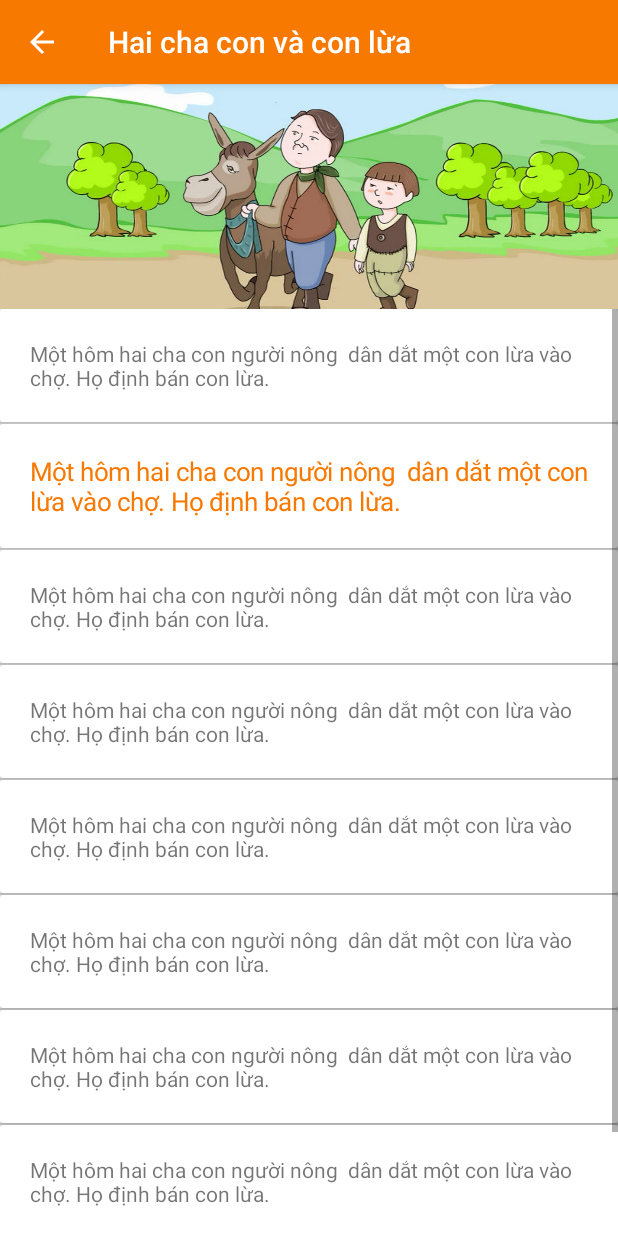
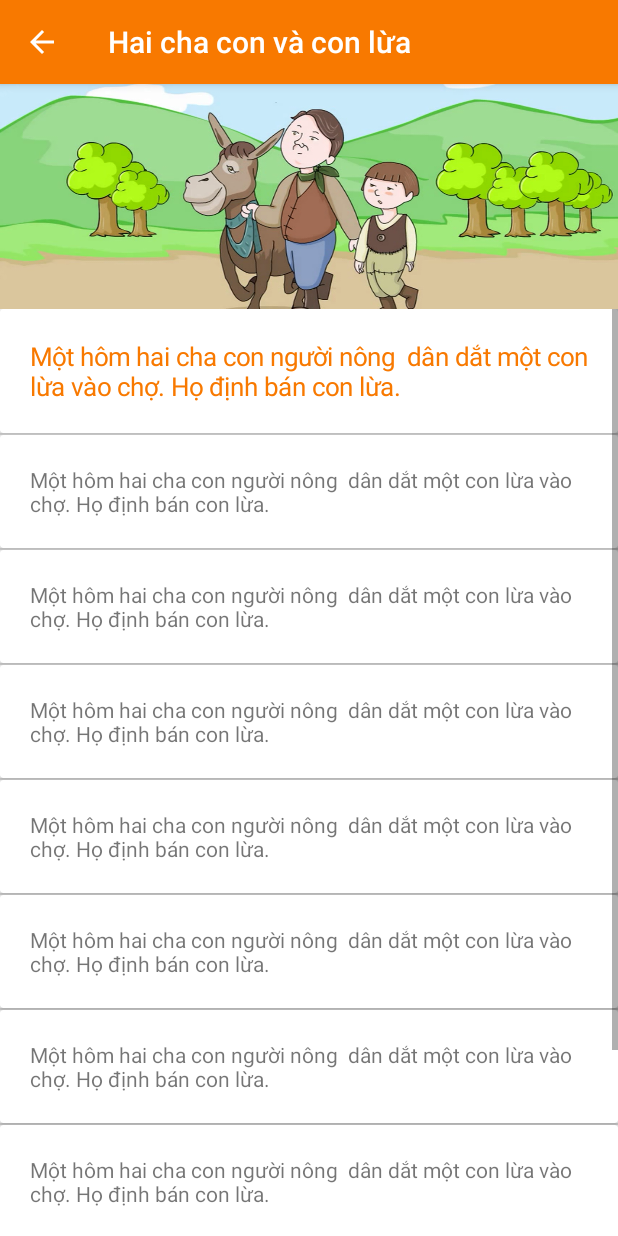
Before and after one commit to khangit96/be-tap-ke-chuyen, an Android app: the screen it shows after launch (TruyenCuaBeActivity), after a tap on "Hai cha con và con lừa", on a phone screen of 412 x 824 dp. Run offline under Robolectric (Android 15) with nearby library versions, the light colour scheme and no system bars; 2 other taps on this screen came first.

Commit message:
update function

```diff
--- a/app/src/main/java/com/example/khang/betapkechuyen/activity/TruyenCuaBeActivity.java
+++ b/app/src/main/java/com/example/khang/betapkechuyen/activity/TruyenCuaBeActivity.java
@@ -1,8 +1,11 @@
 package com.example.khang.betapkechuyen.activity;
 
+import android.media.MediaPlayer;
+import android.os.Handler;
 import android.support.v7.app.AppCompatActivity;
 import android.os.Bundle;
 import android.support.v7.widget.Toolbar;
+import android.widget.ImageView;
 import android.widget.ListView;
 
 import com.example.khang.betapkechuyen.R;
@@ -18,6 +21,13 @@ public class TruyenCuaBeActivity extends AppCompatActivity {
     Story story;
     ListView lvSentence;
     SentenceAdapter sentenceAdapter;
+    MediaPlayer mediaPlayer;
+    Handler handler;
+    Runnable runnable;
+    int COUNT_SENTENCE = 0;
+    public static int SELECTED_POS = -1;
+    ImageView imgSentence;
+
     @Override
     protected void onCreate(Bundle savedInstanceState) {
         super.onCreate(savedInstanceState);
@@ -31,24 +41,65 @@ public class TruyenCuaBeActivity extends AppCompatActivity {
         toolbar = (Toolbar) findViewById(R.id.toolbar);
         setSupportActionBar(toolbar);
         getSupportActionBar().setDisplayHomeAsUpEnabled(true);
-        story= (Story) getIntent().getSerializableExtra("STORY");
+        story = (Story) getIntent().getSerializableExtra("STORY");
         setTitle(story.storyTitle);
     }
 
-    public void initControls(){
-        List<Sentence> sentenceList=new ArrayList<>();
-        sentenceList.add(new Sentence("Một hôm hai cha con người nông  dân dắt một con lừa vào chợ. Họ định bán con lừa.","l","ff"));
-        sentenceList.add(new Sentence("Một hôm hai cha con người nông  dân dắt một con lừa vào chợ. Họ định bán con lừa.","l","ff"));
-        sentenceList.add(new Sentence("Một hôm hai cha con người nông  dân dắt một con lừa vào chợ. Họ định bán con lừa.","l","ff"));
-        sentenceList.add(new Sentence("Một hôm hai cha con người nông  dân dắt một con lừa vào chợ. Họ định bán con lừa.","l","ff"));
-        sentenceList.add(new Sentence("Một hôm hai cha con người nông  dân dắt một con lừa vào chợ. Họ định bán con lừa.","l","ff"));
-        sentenceList.add(new Sentence("Một hôm hai cha con người nông  dân dắt một con lừa vào chợ. Họ định bán con lừa.","l","ff"));
-        sentenceList.add(new Sentence("Một hôm hai cha con người nông  dân dắt một con lừa vào chợ. Họ định bán con lừa.","l","ff"));
-        sentenceList.add(new Sentence("Một hôm hai cha con người nông  dân dắt một con lừa vào chợ. Họ định bán con lừa.","l","ff"));
-        sentenceList.add(new Sentence("Một hôm hai cha con người nông  dân dắt một con lừa vào chợ. Họ định bán con lừa.","l","ff"));
+    public void initControls() {
+        final List<Sentence> sentenceList = new ArrayList<>();
+        sentenceList.add(new Sentence("Một hôm hai cha con người nông  dân dắt một con lừa vào chợ. Họ định bán con lừa.", R.drawable.haichaconvaconlua_1, R.raw.haichaconlua_1));
+        sentenceList.add(new Sentence("Một hôm hai cha con người nông  dân dắt một con lừa vào chợ. Họ định bán con lừa.", R.drawable.haichaconvaconlua_2, R.raw.haichaconlua_2));
+        sentenceList.add(new Sentence("Một hôm hai cha con người nông  dân dắt một con lừa vào chợ. Họ định bán con lừa.", R.drawable.haichaconvaconlua_3, R.raw.haichaconlua_3));
+        sentenceList.add(new Sentence("Một hôm hai cha con người nông  dân dắt một con lừa vào chợ. Họ định bán con lừa.", R.drawable.haichaconvaconlua_4, R.raw.haichaconlua_4));
+        sentenceList.add(new Sentence("Một hôm hai cha con người nông  dân dắt một con lừa vào chợ. Họ định bán con lừa.", R.drawable.haichaconvaconlua_5, R.raw.haichaconlua_5));
+        sentenceList.add(new Sentence("Một hôm hai cha con người nông  dân dắt một con lừa vào chợ. Họ định bán con lừa.", R.drawable.haichaconvaconlua_6, R.raw.haichaconlua_6));
+        sentenceList.add(new Sentence("Một hôm hai cha con người nông  dân dắt một con lừa vào chợ. Họ định bán con lừa.", R.drawable.haichaconvaconlua_7, R.raw.haichaconlua_7));
+        sentenceList.add(new Sentence("Một hôm hai cha con người nông  dân dắt một con lừa vào chợ. Họ định bán con lừa.", R.drawable.haichaconvaconlua_7, R.raw.haichaconlua_8));
+        sentenceList.add(new Sentence("Một hôm hai cha con người nông  dân dắt một con lừa vào chợ. Họ định bán con lừa.", R.drawable.haichaconvaconlua_7, R.raw.haichaconlua_9));
+        sentenceList.add(new Sentence("Một hôm hai cha con người nông  dân dắt một con lừa vào chợ. Họ định bán con lừa.", R.drawable.haichaconvaconlua_7, R.raw.haichaconlua_10));
 
-        lvSentence= (ListView) findViewById(R.id.lvSentence);
-        sentenceAdapter=new SentenceAdapter(TruyenCuaBeActivity.this,R.layout.list_sentence,sentenceList);
+        imgSentence= (ImageView) findViewById(R.id.imgSentence);
+        imgSentence.setImageResource(sentenceList.get(0).imgResource);
+        lvSentence = (ListView) findViewById(R.id.lvSentence);
+        sentenceAdapter = new SentenceAdapter(TruyenCuaBeActivity.this, R.layout.list_sentence, sentenceList);
         lvSentence.setAdapter(sentenceAdapter);
+        mediaPlayer = MediaPlayer.create(TruyenCuaBeActivity.this, sentenceList.get(0).soundResource);
+
+        handler = new Handler();
+        runnable = new Runnable() {
+            @Override
+            public void run() {
+                handler.postDelayed(this, 1000);
+                if (!mediaPlayer.isPlaying()) {
+                    if (COUNT_SENTENCE <= sentenceList.size() - 1) {
+                        imgSentence.setImageResource(sentenceList.get(COUNT_SENTENCE).imgResource);
+                        mediaPlayer = MediaPlayer.create(TruyenCuaBeActivity.this, sentenceList.get(COUNT_SENTENCE).soundResource);
+                        mediaPlayer.start();
+                        sentenceAdapter.notifyDataSetChanged();
+                        SELECTED_POS=COUNT_SENTENCE;
+
+                        lvSentence.post(new Runnable() {
+                            @Override
+                            public void run() {
+                                lvSentence.setSelection(COUNT_SENTENCE - 1);
+                            }
+                        });
+                        COUNT_SENTENCE++;
+                    }
+                }
+            }
+        };
+
+        runOnUiThread(runnable);
+    }
+
+    @Override
+    public void onDestroy() {
+        if (mediaPlayer != null) {
+            handler.removeCallbacksAndMessages(null);
+            mediaPlayer.stop();
+            mediaPlayer.release();
+        }
+        super.onDestroy();
     }
 }
--- a/app/src/main/java/com/example/khang/betapkechuyen/adapter/SentenceAdapter.java
+++ b/app/src/main/java/com/example/khang/betapkechuyen/adapter/SentenceAdapter.java
@@ -13,6 +13,7 @@ import android.widget.ImageView;
 import android.widget.TextView;
 
 import com.example.khang.betapkechuyen.R;
+import com.example.khang.betapkechuyen.activity.TruyenCuaBeActivity;
 import com.example.khang.betapkechuyen.model.Sentence;
 import com.example.khang.betapkechuyen.model.Story;
 
@@ -45,7 +46,7 @@ public class SentenceAdapter extends ArrayAdapter<Sentence> {
 
         tvSentence.setText(sentence.content);
 
-        if(position==1){
+        if(position== TruyenCuaBeActivity.SELECTED_POS){
             tvSentence.setTextColor(ContextCompat.getColor(context, R.color.colorPrimary));
             tvSentence.setTextSize(17);
         }
--- a/app/src/main/java/com/example/khang/betapkechuyen/model/Sentence.java
+++ b/app/src/main/java/com/example/khang/betapkechuyen/model/Sentence.java
@@ -8,14 +8,14 @@ import java.io.Serializable;
 
 public class Sentence implements Serializable {
     public String content;
-    public String imgResource;
-    public String soundResource;
+    public int imgResource;
+    public int soundResource;
 
     public Sentence() {
 
     }
 
-    public Sentence(String content, String imgResource, String soundResource) {
+    public Sentence(String content, int imgResource, int soundResource) {
         this.content = content;
         this.soundResource = soundResource;
         this.imgResource = imgResource;
```
Also changed, not shown: app/src/main/res/drawable/haichaconvaconlua_2.png (added), app/src/main/res/drawable/haichaconvaconlua_3.png (added), app/src/main/res/drawable/haichaconvaconlua_4.png (added), app/src/main/res/drawable/haichaconvaconlua_5.png (added), app/src/main/res/drawable/haichaconvaconlua_6.png (added), app/src/main/res/drawable/haichaconvaconlua_7.png (added), 10 other files.
